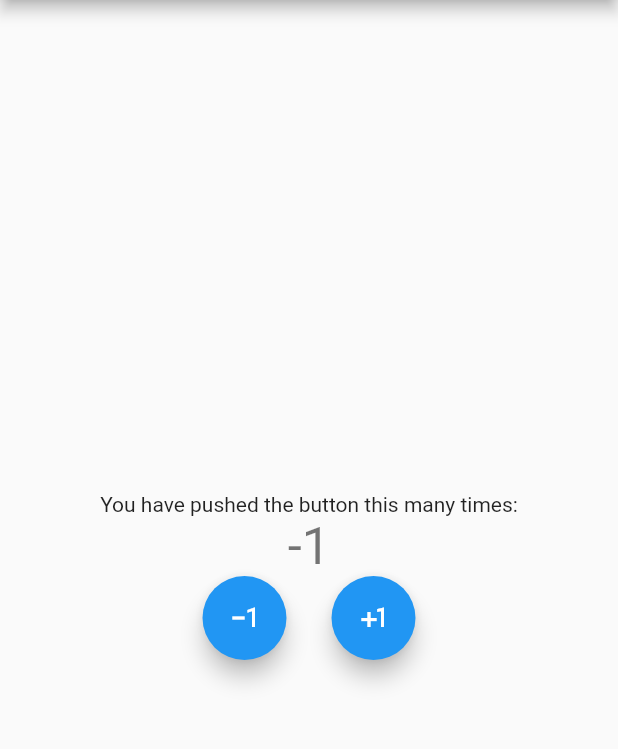
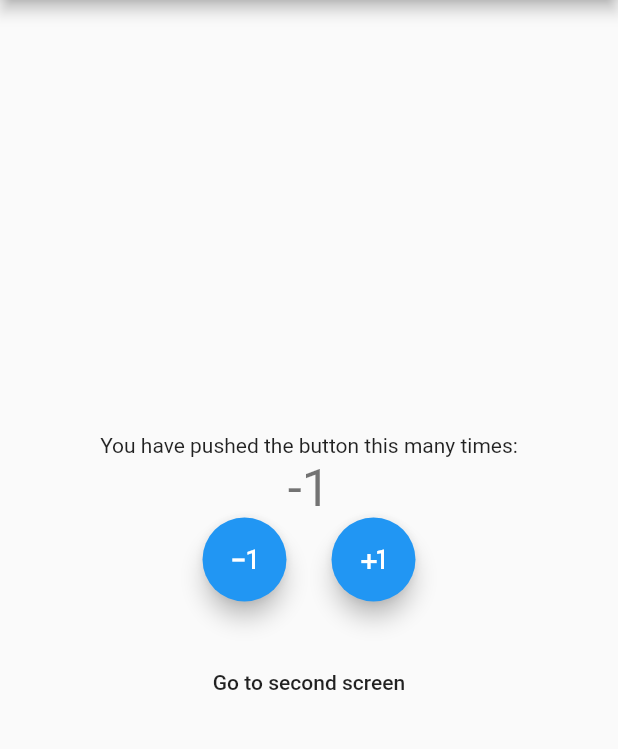
Before and after one commit to LordOlumide/bloc_core_concepts, a Flutter app: the screen it shows after launch, after a tap on the "exposure minus 1" icon, on a phone screen of 412 x 824 dp, the part 84-833 px from its top. Run offline on Flutter 3.47's test engine with Material 2 defaults, Android fonts, the phone set to English and light mode, and no system bars; our stand-ins replace bloc, equatable, flutter_bloc.

```diff
--- /dev/null
+++ b/lib/UI/screens/first_screen.dart
@@ -0,0 +1,93 @@
+import 'package:bloc_core_concepts/UI/screens/second_screen.dart';
+import "package:flutter/material.dart";
+import '../../logic/cubits/counter_cubit.dart';
+import 'package:flutter_bloc/flutter_bloc.dart';
+
+class CounterScreen extends StatefulWidget {
+  const CounterScreen({Key? key, required this.title}) : super(key: key);
+
+  final String title;
+
+  @override
+  State<CounterScreen> createState() => _CounterScreenState();
+}
+
+class _CounterScreenState extends State<CounterScreen> {
+  @override
+  Widget build(BuildContext context) {
+    return Scaffold(
+      appBar: AppBar(
+        title: Text(widget.title),
+      ),
+      body: Center(
+        child: Column(
+          mainAxisAlignment: MainAxisAlignment.center,
+          children: <Widget>[
+            const Text(
+              'You have pushed the button this many times:',
+            ),
+            BlocConsumer<CounterCubit, CounterState>(
+              listener: (context, state) {
+                if (state.wasIncremented == true) {
+                  ScaffoldMessenger.of(context).showSnackBar(
+                    const SnackBar(
+                      content: Text('incremented'),
+                      duration: Duration(milliseconds: 300),
+                    ),
+                  );
+                } else if (state.wasIncremented == false) {
+                  ScaffoldMessenger.of(context).showSnackBar(
+                    const SnackBar(
+                      content: Text('decremented'),
+                      duration: Duration(milliseconds: 300),
+                    ),
+                  );
+                }
+              },
+              builder: (context, state) {
+                return Text(
+                  state.counterValue.toString(),
+                  style: Theme.of(context).textTheme.headline4,
+                );
+              },
+            ),
+            Row(
+              mainAxisSize: MainAxisSize.min,
+              mainAxisAlignment: MainAxisAlignment.center,
+              children: [
+                FloatingActionButton(
+                  onPressed: () {
+                    BlocProvider.of<CounterCubit>(context).decrement();
+                  },
+                  child: const Icon(Icons.exposure_minus_1),
+                ),
+                const SizedBox(width: 30),
+                FloatingActionButton(
+                  onPressed: () {
+                    BlocProvider.of<CounterCubit>(context).increment();
+                  },
+                  child: const Icon(Icons.plus_one),
+                ),
+              ],
+            ),
+            const SizedBox(height: 30),
+            MaterialButton(
+              onPressed: () {
+                Navigator.push(
+                  context,
+                  MaterialPageRoute(
+                    builder: (newContext) => BlocProvider.value(
+                        value: BlocProvider.of<CounterCubit>(context),
+                        child: const SecondScreen(
+                            title: 'second screen', color: Colors.red)),
+                  ),
+                );
+              },
+              child: const Text('Go to second screen'),
+            ),
+          ],
+        ),
+      ),
+    );
+  }
+}
--- a/lib/counter_screen.dart
+++ b/lib/UI/screens/second_screen.dart
@@ -1,22 +1,25 @@
 import "package:flutter/material.dart";
-import 'cubits/counter_cubit.dart';
+import '../../logic/cubits/counter_cubit.dart';
 import 'package:flutter_bloc/flutter_bloc.dart';
 
-class CounterScreen extends StatefulWidget {
-  const CounterScreen({Key? key, required this.title}) : super(key: key);
+class SecondScreen extends StatefulWidget {
+  const SecondScreen({Key? key, required this.title, required this.color})
+      : super(key: key);
 
   final String title;
+  final Color color;
 
   @override
-  State<CounterScreen> createState() => _CounterScreenState();
+  State<SecondScreen> createState() => _SecondScreenState();
 }
 
-class _CounterScreenState extends State<CounterScreen> {
+class _SecondScreenState extends State<SecondScreen> {
   @override
   Widget build(BuildContext context) {
     return Scaffold(
       appBar: AppBar(
         title: Text(widget.title),
+        backgroundColor: widget.color,
       ),
       body: Center(
         child: Column(
@@ -58,6 +61,7 @@ class _CounterScreenState extends State<CounterScreen> {
                   onPressed: () {
                     BlocProvider.of<CounterCubit>(context).decrement();
                   },
+                  backgroundColor: widget.color,
                   child: const Icon(Icons.exposure_minus_1),
                 ),
                 const SizedBox(width: 30),
@@ -65,6 +69,7 @@ class _CounterScreenState extends State<CounterScreen> {
                   onPressed: () {
                     BlocProvider.of<CounterCubit>(context).increment();
                   },
+                  backgroundColor: widget.color,
                   child: const Icon(Icons.plus_one),
                 ),
               ],
--- a/lib/main.dart
+++ b/lib/main.dart
@@ -1,7 +1,7 @@
 import 'package:flutter/material.dart';
 import 'package:flutter_bloc/flutter_bloc.dart';
-import 'cubits/counter_cubit.dart';
-import 'counter_screen.dart';
+import 'logic/cubits/counter_cubit.dart';
+import 'UI/screens/first_screen.dart';
 
 void main() {
   runApp(const MyApp());
@@ -12,14 +12,14 @@ class MyApp extends StatelessWidget {
 
   @override
   Widget build(BuildContext context) {
-    return BlocProvider(
-      create: (context) => CounterCubit(),
-      child: MaterialApp(
-        title: 'Flutter Demo',
-        theme: ThemeData(
-          primarySwatch: Colors.blue,
-        ),
-        home: const CounterScreen(title: 'Flutter Demo Home Page'),
+    return MaterialApp(
+      title: 'Flutter Demo',
+      theme: ThemeData(
+        primarySwatch: Colors.blue,
+      ),
+      home: BlocProvider(
+        create: (context) => CounterCubit(),
+        child: const CounterScreen(title: 'Flutter Demo Home Page'),
       ),
     );
   }
```
Also changed, not shown: lib/logic/cubits/counter_cubit.dart (renamed from lib/cubits/counter_cubit.dart), lib/logic/cubits/counter_state.dart (renamed from lib/cubits/counter_state.dart).
